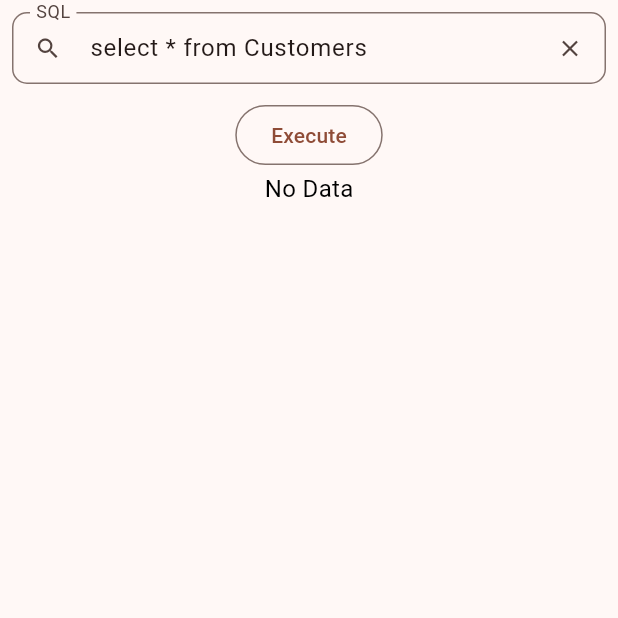
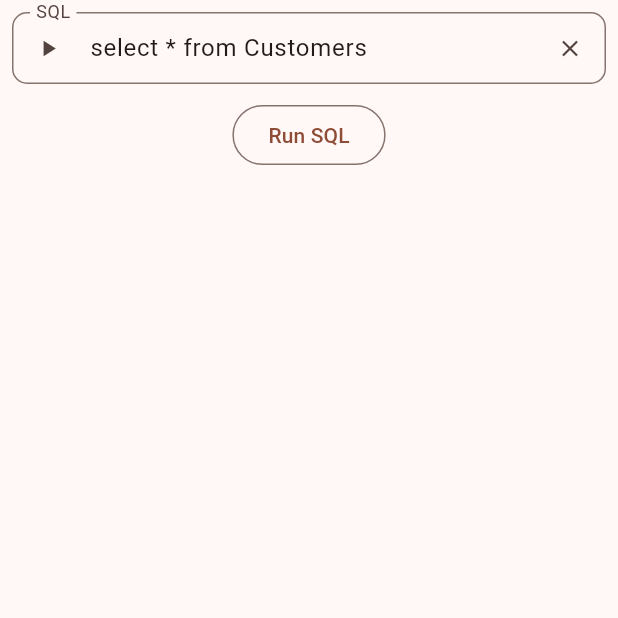
Before and after one commit to Jiyeopkim/flutter_dev, a Flutter app: the ExecScn screen opened by its route, on a phone screen of 412 x 824 dp, the top half of it. Run offline on Flutter 3.47's test engine with Material 2 defaults, Android fonts, the phone set to English and light mode, and no system bars; our stand-ins replace drift, fluttertoast, get, sqflite; missing offline and left inert: sqlparser; accounts and stored records are empty; generated files the repository leaves out were written again.

Commit message:
* exercise page 수정.

```diff
--- a/lib/screens/exec_scn.dart
+++ b/lib/screens/exec_scn.dart
@@ -2,6 +2,7 @@ import 'package:flutter/material.dart';
 import 'package:get/get.dart';
 
 import '../controllers/sql_controller.dart';
+import 'result_scn.dart';
 
 class ExecScn extends StatefulWidget {
   const ExecScn({super.key});
@@ -71,9 +72,9 @@ class _ExecScn extends State<ExecScn> {
                             onExecPressed();
                           },
                           decoration: InputDecoration(
-                            prefixIcon: IconButton(icon: const Icon(Icons.search),
+                            prefixIcon: IconButton(icon: const Icon(Icons.play_arrow),
                               onPressed: () => setState(() {
-                                // onWordPressed();
+                                onExecPressed();
                               }),
                             ),
                             border: OutlineInputBorder(
@@ -83,39 +84,13 @@ class _ExecScn extends State<ExecScn> {
                               isDense: true,
                               suffixIcon: IconButton(
                                 onPressed: () => setState(() {
-                                // clearSearchInput();
+                                  clearSearchInput();
                               }),
                               icon: const Icon(Icons.clear)),
                           ),
                         ),
                     const SizedBox(height: 10,),
-                    OutlinedButton(onPressed: onPressed, child: const Text('Execute'),),
-                    // ignore: unrelated_type_equality_checks
-                    Obx(() => isExec == false ?
-                      const Expanded(child: Text('No Data')) :
-                      Expanded(
-                        child: SingleChildScrollView(
-                          child: Column(
-                            children: [
-
-                              PaginatedDataTable(
-                                      source: getData(),
-                                      header: const Text('SQL Result', style: TextStyle(fontSize: 16),),
-                                      columns: getColumns,
-                                      columnSpacing: 10,
-                                      horizontalMargin: 10,
-                                      rowsPerPage: 10,
-                                      showCheckboxColumn: false,
-                              ),
-
-                            ],
-                          ),
-                        ),
-                      ),
-                  ),
-                  // SizedBox(
-                  //   height: 100,
-                  //   child: Text(getColumn())),
+                    OutlinedButton(onPressed: onPressed, child: const Text('Run SQL'),),
                 ],
               ),
             )
@@ -139,8 +114,15 @@ class _ExecScn extends State<ExecScn> {
   }
 
   void onExecPressed() async {
-    await cnt.execSql(textEditingController.text);
-    isExec?.value = true;
+    bool isSuccess = await cnt.execSql(textEditingController.text);
+
+    if(isSuccess){
+      await Get.to(() => const ResultScn(),
+          fullscreenDialog: true,
+          transition: Transition.rightToLeft,
+          duration: const Duration(milliseconds: 300),
+          arguments:textEditingController.text);
+    }
   }
 
   getData() {
@@ -159,8 +141,22 @@ class _ExecScn extends State<ExecScn> {
     return MyData(data);
   }
 
-  void onPressed() {
-    print('Hello, Wrold');
+  void onPressed() async {
+    bool isSuccess = await cnt.execSql(textEditingController.text);
+
+    if(isSuccess){
+      await Get.to(() => const ResultScn(),
+          fullscreenDialog: true,
+          transition: Transition.rightToLeft,
+          duration: const Duration(milliseconds: 300),
+          arguments:textEditingController.text);
+    }
+  }
+
+  void clearSearchInput() {
+    textEditingController.clear();
+    // word?.value = '';
+    searchFocusNode?.requestFocus();
   }
 }
 
```
Also changed, not shown: 1 other file.
